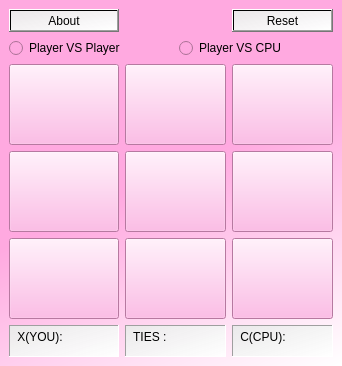
Before: the Qt Designer form session18/tictoctoe/main.ui in nakhani/My_HW, drawn with Qt 5.
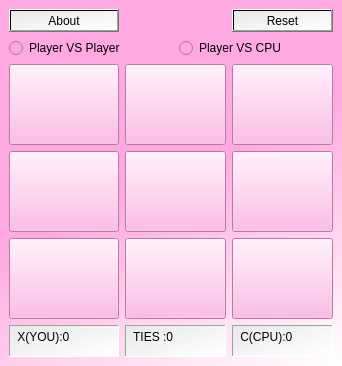
After: the same form once the commit is applied.

Patch:
```diff
--- a/session18/tictoctoe/main.ui
+++ b/session18/tictoctoe/main.ui
@@ -20,7 +20,7 @@
    <string>MainWindow</string>
   </property>
   <property name="autoFillBackground">
-   <bool>true</bool>
+   <bool>false</bool>
   </property>
   <property name="styleSheet">
    <string notr="true">background-color: qlineargradient(spread:reflect, x1:0.573864, y1:0, x2:1, y2:1, stop:0.369318 rgba(255, 169, 224, 255), stop:1 rgba(255, 255, 255, 255));</string>
@@ -368,7 +368,7 @@
 li.unchecked::marker { content: &quot;\2610&quot;; }
 li.checked::marker { content: &quot;\2612&quot;; }
 &lt;/style&gt;&lt;/head&gt;&lt;body style=&quot; font-family:'Segoe UI'; font-size:9pt; font-weight:400; font-style:normal;&quot;&gt;
-&lt;p style=&quot; margin-top:0px; margin-bottom:0px; margin-left:0px; margin-right:0px; -qt-block-indent:0; text-indent:0px;&quot;&gt; X(YOU):&lt;/p&gt;&lt;/body&gt;&lt;/html&gt;</string>
+&lt;p style=&quot; margin-top:0px; margin-bottom:0px; margin-left:0px; margin-right:0px; -qt-block-indent:0; text-indent:0px;&quot;&gt; X(YOU):0&lt;/p&gt;&lt;/body&gt;&lt;/html&gt;</string>
       </property>
      </widget>
     </item>
@@ -403,7 +403,7 @@
 li.unchecked::marker { content: &quot;\2610&quot;; }
 li.checked::marker { content: &quot;\2612&quot;; }
 &lt;/style&gt;&lt;/head&gt;&lt;body style=&quot; font-family:'Segoe UI'; font-size:9pt; font-weight:400; font-style:normal;&quot;&gt;
-&lt;p style=&quot; margin-top:0px; margin-bottom:0px; margin-left:0px; margin-right:0px; -qt-block-indent:0; text-indent:0px;&quot;&gt; TIES :   &lt;/p&gt;&lt;/body&gt;&lt;/html&gt;</string>
+&lt;p style=&quot; margin-top:0px; margin-bottom:0px; margin-left:0px; margin-right:0px; -qt-block-indent:0; text-indent:0px;&quot;&gt; TIES :0  &lt;/p&gt;&lt;/body&gt;&lt;/html&gt;</string>
       </property>
      </widget>
     </item>
@@ -450,7 +450,7 @@
 li.unchecked::marker { content: &quot;\2610&quot;; }
 li.checked::marker { content: &quot;\2612&quot;; }
 &lt;/style&gt;&lt;/head&gt;&lt;body style=&quot; font-family:'Segoe UI'; font-size:9pt; font-weight:400; font-style:normal;&quot;&gt;
-&lt;p style=&quot; margin-top:0px; margin-bottom:0px; margin-left:0px; margin-right:0px; -qt-block-indent:0; text-indent:0px;&quot;&gt; C(CPU):&lt;/p&gt;&lt;/body&gt;&lt;/html&gt;</string>
+&lt;p style=&quot; margin-top:0px; margin-bottom:0px; margin-left:0px; margin-right:0px; -qt-block-indent:0; text-indent:0px;&quot;&gt; C(CPU):0&lt;/p&gt;&lt;/body&gt;&lt;/html&gt;</string>
       </property>
      </widget>
     </item>
```
